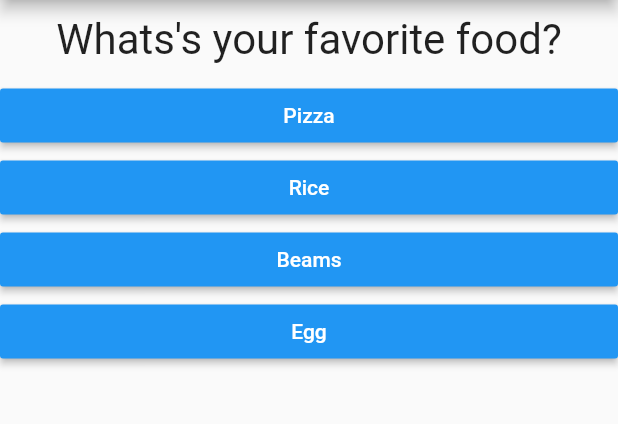
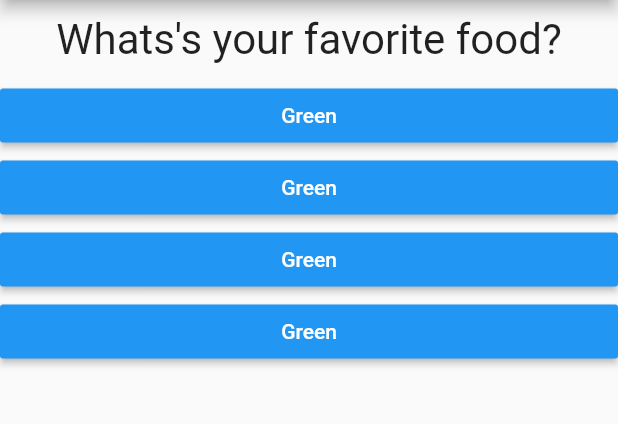
Before and after one commit to uimarshall/FLUTTER-STUFFS, a Flutter app: the screen it shows after launch, after a tap on "Green", on a phone screen of 412 x 824 dp, the part 84-508 px from its top. Run offline on Flutter 3.47's test engine with Material 2 defaults, Android fonts, the phone set to English and light mode, and no system bars; our stand-ins replace flutter_svg.

Commit message:
add files for quiz

```diff
--- a/color_wise/lib/answer.dart
+++ b/color_wise/lib/answer.dart
@@ -15,6 +15,7 @@ class Answer extends StatelessWidget {
         child: Text(answerText),
         // Whatever is received as props from the parent Class(main.dart) is stored in 'selectHandler'
         // onPressed points to the 'answerQuestion()' fn wtout parenthesis
+        // 'selectHandler' takes u to the next question as def by d 'answerQuestion' mtd
         onPressed: selectHandler,
       ),
     );
--- a/color_wise/lib/main.dart
+++ b/color_wise/lib/main.dart
@@ -1,7 +1,6 @@
 import 'package:flutter/material.dart';
-
-import './question.dart';
-import './answer.dart';
+import './quiz.dart';
+import './result.dart';
 
 // flutter pkg exposes the material.dart file to us which contains a lot of Material Theming
 // 'runApp' prompts flutter to calls the 'build' mtd to draw stuffs to the screen
@@ -12,67 +11,101 @@ void main() => runApp(MyApp());
 // MyApp will then add its own extra features which is its own intrinsic pties & mtds
 // Dart will then know that MyApp class will be based on the StatelessWidget base class
 // You can only extends one class at a time
+// ======================Stateful Widget============================
+// A 'Stateful Widget' is a combination of two classes
+// The MyApp widget rebuilds once the external data/state changes in 'MyAppState'
 class MyApp extends StatefulWidget {
   // This widget is the root of your application- All other Widgets will be nested inside it.
   @override
   State<StatefulWidget> createState() {
+    // The state is returned here
     return _MyAppState();
   }
 }
 
-// USING UNDERSCORE(_) - This means MyAppState class & all its pties and mtds can't be used elsewhere except in main.dart file and MyAppState itself
+// USING UNDERSCORE(_) - This means MyAppState class & all its pties and mtds can't be used elsewhere
+// if the file is imported except in main.dart file and MyAppState itself where it is declared
 // _ shows _MyAppState is now a private class
 // the leading underscore means _MyAppState should only be reusable under the main.dart file,where it is defined
 // It also means you cant alter anything elsewhere if the file is imported except in the file where MyAppState belongs
-
+// ============THE STATE OF OUR APP=============
 // State is generic and and the data in the State is persistence,
 // we need to put a pointer that State belongs to 'MyApp' class hence <MyApp>
 class _MyAppState extends State<MyApp> {
+  // putting 'const' before the value means you cannot modify/add to this list,its constant.
+  final _questions = const [
+    {
+      'questionText': 'Whats\'s your favorite color?',
+      'answers': [
+        {'text': 'Green', 'score': 2},
+        {'text': 'Green', 'score': 2},
+        {'text': 'Green', 'score': 2},
+        {'text': 'Green', 'score': 2},
+      ],
+    },
+    {
+      'questionText': 'Whats\'s your favorite food?',
+      'answers': [
+        {'text': 'Green', 'score': 2},
+        {'text': 'Green', 'score': 2},
+        {'text': 'Green', 'score': 2},
+        {'text': 'Green', 'score': 2},
+      ],
+    },
+    {
+      'questionText': 'Whats\'s your favorite animal?',
+      'answers': [
+        {'text': 'Green', 'score': 2},
+        {'text': 'Green', 'score': 2},
+        {'text': 'Green', 'score': 2},
+        {'text': 'Green', 'score': 2},
+      ],
+    }
+  ];
+  // questionNumber & answerQuestion are the pties and mtds of this class(_MyAppState)
+  // hence we also make them private
+
   var _questionNumber = 0;
-  void _answerQuestion() {
+  var _totalScore = 0;
+  void _resetQuiz() {
+    setState(() {
+      _questionNumber = 0;
+      _totalScore = 0;
+    });
+  }
+
+  void _answerQuestion(int score) {
+    _totalScore += score;
     // setState calls the build method each time the _questionNumber changes, and update the particular widget affected
     setState(() {
       _questionNumber++;
     });
+    if (_questionNumber < _questions.length) {
+      print('Continue');
+    } else {
+      print('No More questions!');
+    }
 
     print(_questionNumber);
   }
 
+// The build mtd belons to the state of our app
   @override //overrides the build mtd that comes frm StatelessWidget so that we can write our own below
   // build mtd will be called by flutter to return a widget, hence Widget at the front of the build mtd
   Widget build(BuildContext context) {
-    const questions = [
-      {
-        'questionText': 'Whats\'s your favorite color?',
-        'answers': ['Green', 'Blue', 'White', 'Red'],
-      },
-      {
-        'questionText': 'Whats\'s your favorite food?',
-        'answers': ['Pizza', 'Rice', 'Beams', 'Egg'],
-      },
-      {
-        'questionText': 'Whats\'s your favorite animal?',
-        'answers': ['Bear', 'Dog', 'Lion', 'Cat'],
-      }
-    ];
     return MaterialApp(
         home: Scaffold(
       appBar: AppBar(
         title: Text('Color Wise'),
       ),
       // Column is to lay things out vertically
-      body: Column(
-        children: [
-          // =======================Question Widget================================
-          Question(questions[_questionNumber]['questionText']),
-          // =======================Answer Widget================================
-          // Answer comp or class receives _answerQuestion as props from the root Class(MyApp)
-          ...(questions[_questionNumber]['answers'] as List<String>)
-              .map((answer) {
-            return Answer(_answerQuestion, answer);
-          }).toList()
-        ],
-      ),
+      body: _questionNumber < _questions.length
+          ? Quiz(
+              questionNumber: _questionNumber,
+              answerQuestion: _answerQuestion,
+              questions: _questions,
+            )
+          : Result(_totalScore, _resetQuiz),
     ));
   }
 }
--- a/color_wise/lib/question.dart
+++ b/color_wise/lib/question.dart
@@ -2,13 +2,17 @@ import 'package:flutter/material.dart';
 
 class Question extends StatelessWidget {
   // The data received in the constructor is stored in the questionText variable
-  // final means the data should not change
+  // final means the value of 'questionText' should not change within this 'Question Widget/class'
+  // after its initialisatn in the constructor
+  // final is a runtime constant value
   final String questionText;
   // Initialize constructor
+  // Once data is received in the constructor, it will be stored as 'text' inside 'questionText'
   Question(this.questionText);
   @override
   Widget build(BuildContext context) {
     return Container(
+        // double.infinity makes the container to take the full width of the screen
         width: double.infinity,
         margin: EdgeInsets.all(10),
         child: Text(
--- /dev/null
+++ b/color_wise/lib/quiz.dart
@@ -0,0 +1,30 @@
+import 'package:flutter/material.dart';
+import './question.dart';
+import './answer.dart';
+
+class Quiz extends StatelessWidget {
+  final List<Map<String, Object>> questions;
+  final questionNumber;
+  final Function answerQuestion;
+  Quiz(
+      {@required this.questions,
+      @required this.answerQuestion,
+      @required this.questionNumber});
+  @override
+  Widget build(BuildContext context) {
+    return Column(
+      children: [
+        // =======================Question Widget================================
+        Question(questions[questionNumber]['questionText']),
+        // =======================Answer Widget================================
+        // Answer comp or class receives _answerQuestion as props from the root Class(MyApp)
+        // Use spread operator(...) bcos the 'map' that we change to a list has tobe a standalone
+        // List inside the 'Column' widget, it should contain lists as children.
+        ...(questions[questionNumber]['answers'] as List<Map<String, Object>>)
+            .map((answer) {
+          return Answer(() => answerQuestion(answer['score']), answer['text']);
+        }).toList()
+      ],
+    );
+  }
+}
--- /dev/null
+++ b/quiz/lib/utils/questions.dart
@@ -0,0 +1,5 @@
+class Question {
+  final String question;
+  final bool answer;
+  Question(this.question, this.answer);
+}
--- /dev/null
+++ b/quiz/lib/utils/quiz.dart
@@ -0,0 +1,24 @@
+import './questions.dart';
+
+class Quiz {
+  List<Question> _questions;
+  int _currentQuestionIndex = -1;
+  int _score = 0;
+  Quiz(this._questions) {
+    _questions.shuffle();
+  }
+  List<Question> get questions => _questions;
+  int get length => questions.length;
+  int get questionNumber => _currentQuestionIndex + 1;
+  int get score => _score;
+
+  Question get nextQuestion {
+    _currentQuestionIndex++;
+    if (_currentQuestionIndex >= length) return null;
+    return _questions[_currentQuestionIndex];
+  }
+
+  void answer(bool isCorrect) {
+    if (isCorrect) _score++;
+  }
+}
```
Also changed, not shown: color_wise/lib/result.dart (added, +35 -0 lines), quiz/lib/main.dart (added, +27 -0 lines), quiz/lib/pages/quiz_landing_page.dart (added, +33 -0 lines), quiz/pubspec.yaml (added, +72 -0 lines), quiz/pubspec.lock (added), 54 other files.
